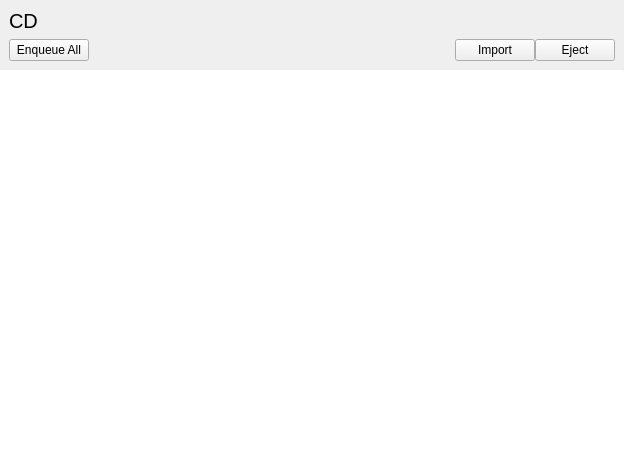
The window that plugins/PhononPlugin/cdchecker.ui (theCheeseboard/theBeat) describes before a commit, drawn with Qt 5.
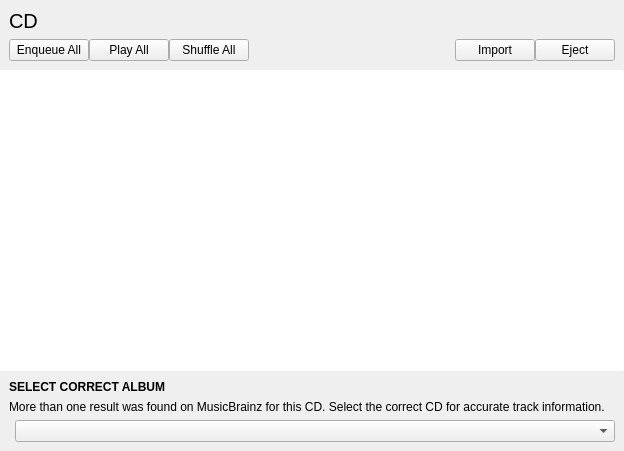
The same window after the commit. Icons and pictures are not drawn. Custom widgets are drawn as their Qt base class.

```diff
--- a/plugins/PhononPlugin/cdchecker.ui
+++ b/plugins/PhononPlugin/cdchecker.ui
@@ -73,6 +73,26 @@
            </property>
           </widget>
          </item>
+         <item>
+          <widget class="QPushButton" name="playAllButton">
+           <property name="text">
+            <string>Play All</string>
+           </property>
+           <property name="icon">
+            <iconset theme="media-playback-start"/>
+           </property>
+          </widget>
+         </item>
+         <item>
+          <widget class="QPushButton" name="shuffleAllButton">
+           <property name="text">
+            <string>Shuffle All</string>
+           </property>
+           <property name="icon">
+            <iconset theme="media-playlist-shuffle"/>
+           </property>
+          </widget>
+         </item>
          <item>
           <spacer name="horizontalSpacer">
            <property name="orientation">
@@ -134,8 +154,154 @@
      </property>
     </widget>
    </item>
+   <item>
+    <widget class="QWidget" name="musicBrainzWidget" native="true">
+     <layout class="QVBoxLayout" name="verticalLayout_3">
+      <property name="spacing">
+       <number>0</number>
+      </property>
+      <property name="leftMargin">
+       <number>0</number>
+      </property>
+      <property name="topMargin">
+       <number>0</number>
+      </property>
+      <property name="rightMargin">
+       <number>0</number>
+      </property>
+      <property name="bottomMargin">
+       <number>0</number>
+      </property>
+      <item>
+       <widget class="Line" name="line_2">
+        <property name="maximumSize">
+         <size>
+          <width>16777215</width>
+          <height>1</height>
+         </size>
+        </property>
+        <property name="orientation">
+         <enum>Qt::Horizontal</enum>
+        </property>
+       </widget>
+      </item>
+      <item>
+       <widget class="QStackedWidget" name="musicBrainzStack">
+        <property name="sizePolicy">
+         <sizepolicy hsizetype="Preferred" vsizetype="Maximum">
+          <horstretch>0</horstretch>
+          <verstretch>0</verstretch>
+         </sizepolicy>
+        </property>
+        <property name="currentIndex">
+         <number>2</number>
+        </property>
+        <widget class="QWidget" name="queryingPage">
+         <layout class="QHBoxLayout" name="horizontalLayout_2">
+          <item>
+           <widget class="tCircularSpinner" name="widget" native="true"/>
+          </item>
+          <item>
+           <widget class="QLabel" name="label">
+            <property name="sizePolicy">
+             <sizepolicy hsizetype="Expanding" vsizetype="Preferred">
+              <horstretch>0</horstretch>
+              <verstretch>0</verstretch>
+             </sizepolicy>
+            </property>
+            <property name="text">
+             <string>Accessing MusicBrainz...</string>
+            </property>
+           </widget>
+          </item>
+         </layout>
+        </widget>
+        <widget class="QWidget" name="notFoundPage">
+         <layout class="QVBoxLayout" name="verticalLayout_4">
+          <item>
+           <widget class="QLabel" name="label_2">
+            <property name="font">
+             <font>
+              <weight>75</weight>
+              <bold>true</bold>
+             </font>
+            </property>
+            <property name="text">
+             <string>CD NOT FOUND</string>
+            </property>
+           </widget>
+          </item>
+          <item>
+           <widget class="QLabel" name="label_3">
+            <property name="text">
+             <string>This CD was not found on the MusicBrainz CD Database.</string>
+            </property>
+            <property name="wordWrap">
+             <bool>true</bool>
+            </property>
+           </widget>
+          </item>
+         </layout>
+        </widget>
+        <widget class="QWidget" name="multipleFoundPage">
+         <layout class="QVBoxLayout" name="verticalLayout_5">
+          <item>
+           <widget class="QLabel" name="label_4">
+            <property name="font">
+             <font>
+              <weight>75</weight>
+              <bold>true</bold>
+             </font>
+            </property>
+            <property name="text">
+             <string>SELECT CORRECT ALBUM</string>
+            </property>
+           </widget>
+          </item>
+          <item>
+           <widget class="QLabel" name="label_5">
+            <property name="text">
+             <string>More than one result was found on MusicBrainz for this CD. Select the correct CD for accurate track information.</string>
+            </property>
+            <property name="wordWrap">
+             <bool>true</bool>
+            </property>
+           </widget>
+          </item>
+          <item>
+           <layout class="QHBoxLayout" name="horizontalLayout_3">
+            <item>
+             <widget class="tCircularSpinner" name="albumSelectionSpinner" native="true"/>
+            </item>
+            <item>
+             <widget class="QComboBox" name="releaseBox">
+              <property name="sizePolicy">
+               <sizepolicy hsizetype="Expanding" vsizetype="Fixed">
+                <horstretch>0</horstretch>
+                <verstretch>0</verstretch>
+               </sizepolicy>
+              </property>
+             </widget>
+            </item>
+           </layout>
+          </item>
+         </layout>
+        </widget>
+       </widget>
+      </item>
+     </layout>
+    </widget>
+   </item>
   </layout>
  </widget>
+ <customwidgets>
+  <customwidget>
+   <class>tCircularSpinner</class>
+   <extends>QWidget</extends>
+   <header location="global">tcircularspinner.h</header>
+   <container>1</container>
+  </customwidget>
+ </customwidgets>
  <resources/>
  <connections/>
 </ui>
```
